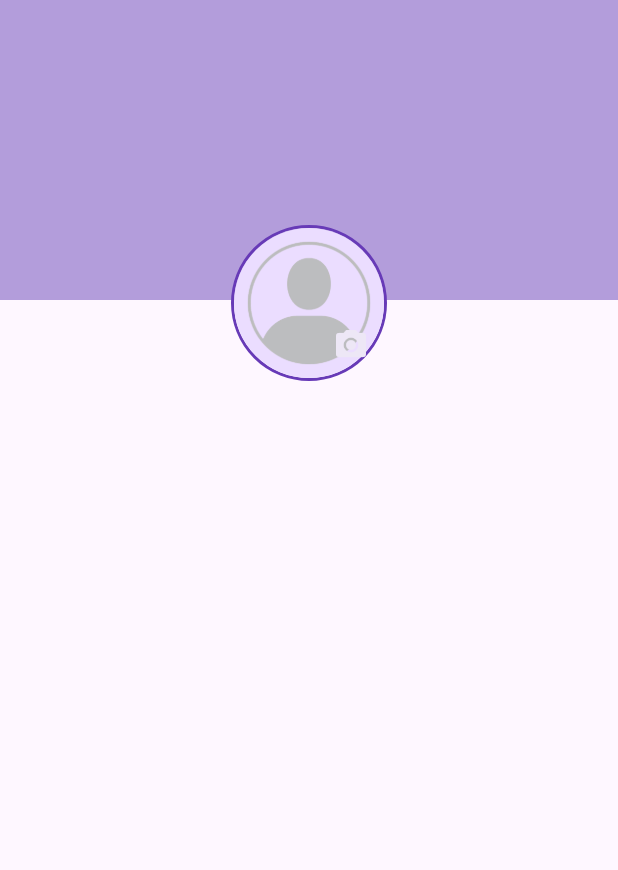
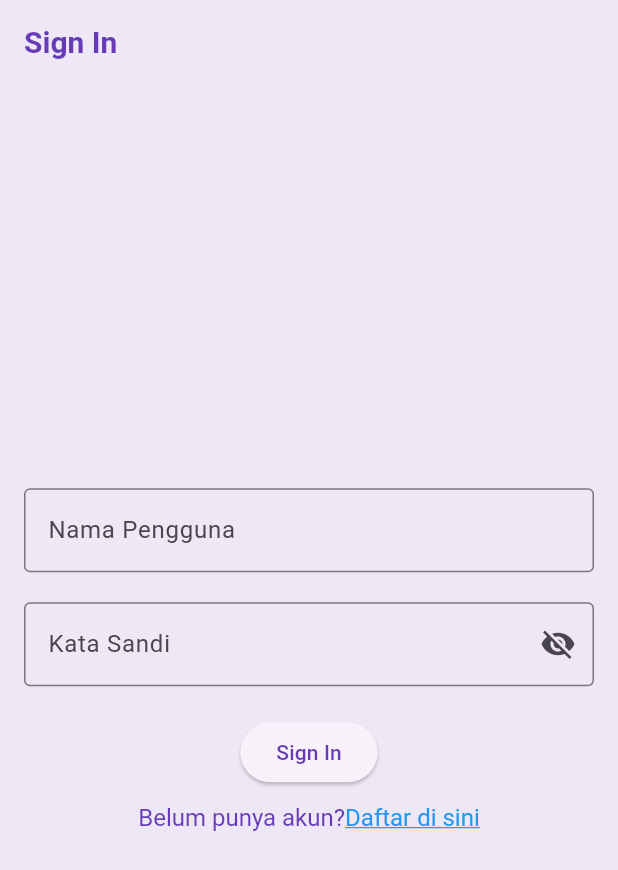
Before and after one commit to RevinaTrisnaAini/wisata_candi-Revina-, a Flutter app: the screen it shows after launch, on a phone screen of 412 x 824 dp. Shown: the top 870 px of the screen. Run offline on Flutter 3.47's test engine with Material 3 defaults, Android fonts, the phone set to English and light mode, and no system bars.

Commit message:
Pertemuan 16
Pembuatan signIn di wisata CANDI

```diff
--- a/lib/main.dart
+++ b/lib/main.dart
@@ -1,7 +1,8 @@
 import 'package:flutter/material.dart';
-import 'package:wisata_candi/screen/detail_screen.dart';
-import 'package:wisata_candi/data/candi_data.dart';
-import 'package:wisata_candi/screen/profile_screen.dart';
+// import 'package:wisata_candi/screen/detail_screen.dart';
+// import 'package:wisata_candi/data/candi_data.dart';
+// import 'package:wisata_candi/screen/profile_screen.dart';
+import 'package:wisata_candi/screen/sign_in_screen.dart';
 
 void main() {
   runApp(const MyApp());
@@ -16,10 +17,23 @@ class MyApp extends StatelessWidget {
     return MaterialApp(
       title: 'wisata candi',
       theme: ThemeData(
-        colorScheme: ColorScheme.fromSeed(seedColor: Colors.deepPurple),
+        appBarTheme: AppBarTheme(
+          iconTheme: IconThemeData(color: Colors.deepPurple),
+          titleTextStyle: TextStyle(
+            color: Colors.deepPurple,
+            fontSize: 20,
+            fontWeight: FontWeight.bold,
+          )
+      ),
+        colorScheme:
+        ColorScheme.fromSeed(seedColor: Colors.deepPurple).copyWith(
+          primary: Colors.deepPurple,
+          surface: Colors.deepPurple[50],
+        ),
         useMaterial3: true,
       ),
-       home: ProfileScreen(),
+       home: SignInScreen(),
+       //home: ProfileScreen(),
       // home: DetailScreen(candi: candiList[0]),
     );
   }
--- /dev/null
+++ b/lib/screen/sign_in_screen.dart
@@ -0,0 +1,99 @@
+import 'package:flutter/gestures.dart';
+import 'package:flutter/material.dart';
+
+class SignInScreen extends StatefulWidget {
+  SignInScreen({super.key});
+
+  @override
+  State<SignInScreen> createState() => _SignInScreenState();
+}
+
+class _SignInScreenState extends State<SignInScreen> {
+  // TODO 1:. Deklarasikan variabel
+  final TextEditingController _usernameController = TextEditingController();
+
+  final TextEditingController _passwordCintroller = TextEditingController();
+
+  String _errorText ='';
+
+  bool _isSignnedIn = false;
+
+  bool _obscurePassword = true;
+
+  @override
+  Widget build(BuildContext context) {
+    return Scaffold(
+      // TODO : 2. Pasang AppBar
+      appBar: AppBar(title: Text('Sign In'),),
+      // TODO : 3. Pasang body
+      body: Center(
+        child:SingleChildScrollView(
+        child: Padding(
+          padding: const EdgeInsets.all(16),
+          child: Form(
+            child: Column(
+              // TODO : 4. Atur MainAxisAlignment dan crossAxisAlignment
+              mainAxisAlignment: MainAxisAlignment.center,
+              crossAxisAlignment: CrossAxisAlignment.center,
+              children: [
+                // TODO : 5. Pasang TextFromField Nama Pengguna
+                TextFormField(
+                  controller: _usernameController,
+                  decoration: InputDecoration(
+                    labelText: "Nama Pengguna",
+                    border: OutlineInputBorder(),
+                  ),
+                ),
+                // TODO : 6. Pasang TextFromField Kata Sandi
+                SizedBox(height: 20),
+                TextFormField(
+                  controller: _passwordCintroller,
+                  decoration: InputDecoration(
+                    labelText: "Kata Sandi",
+                    errorText: _errorText.isNotEmpty ? _errorText: null,
+                    border: OutlineInputBorder(),
+                    suffixIcon: IconButton(
+                      onPressed: (){
+                        setState(() {
+                          _obscurePassword = !_obscurePassword;
+                        });
+                      },
+                      icon: Icon(
+                        _obscurePassword ? Icons.visibility_off
+                            : Icons.visibility,
+                      ),)
+                  ),
+                  obscureText: _obscurePassword,
+                ),
+                // TODO : 7. Pasang ElevatedButton Sign In
+                SizedBox(height: 20),
+                ElevatedButton(onPressed: (){}, child: Text('Sign In')),
+                // TODO: 8. Pasang TextButton Sign up
+                SizedBox(height: 10),
+                //TextButton(onPressed: (){}, child: Text('Belum Punya Akun? Daftar di sini'))
+                RichText(
+                    text: TextSpan(
+                      text: 'Belum punya akun?',
+                      style: TextStyle(fontSize: 16, color: Colors.deepPurple),
+                      children: <TextSpan>[
+                        TextSpan(
+                          text: 'Daftar di sini',
+                          style: TextStyle(
+                            color: Colors.blue, //Warna untuk text yang bisa di tekan
+                            decoration: TextDecoration.underline,
+                            fontSize: 16
+                          ),
+                          recognizer: TapGestureRecognizer()
+                            ..onTap = (){},
+                        )
+                      ]
+                    ))
+              ],
+            ),
+          ),
+        )),
+      ),
+    );
+
+  }
+}
```
Also changed, not shown: lib/screen/sign_up_screen.dart (added).
